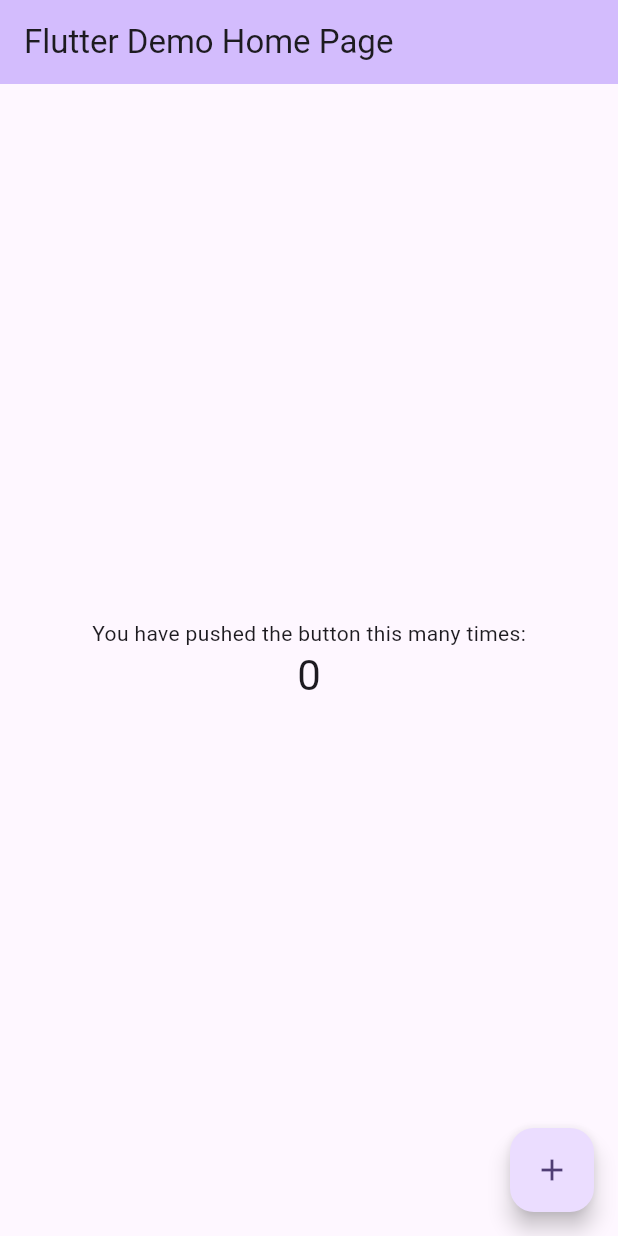
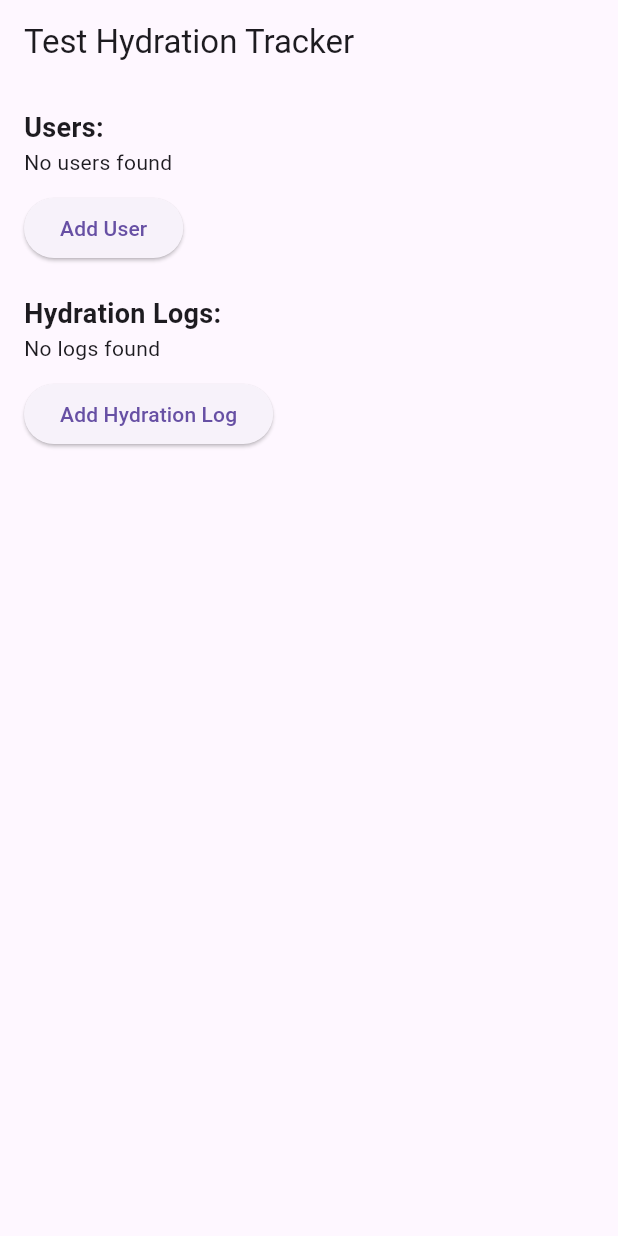
Before and after one commit to rizaldinata/hydrate, a Flutter app: the screen it shows after launch, on a phone screen of 412 x 824 dp. Run offline on Flutter 3.47's test engine with Material 3 defaults, Android fonts, the phone set to English and light mode, and no system bars; our stand-ins replace sqflite; accounts and stored records are empty.

Commit message:
create database, add logic, add model

```diff
--- /dev/null
+++ b/lib/database/database_helper.dart
@@ -0,0 +1,100 @@
+import 'package:sqflite/sqflite.dart';
+import 'package:path/path.dart';
+import '../models/user_model.dart';
+import '../models/user_profile_model.dart';
+import '../models/hydration_target_model.dart';
+import '../models/hydration_log_model.dart';
+
+class DatabaseHelper {
+  static final DatabaseHelper _instance = DatabaseHelper._internal();
+  static Database? _database;
+
+  factory DatabaseHelper() => _instance;
+
+  DatabaseHelper._internal();
+
+  Future<Database> get database async {
+    if (_database != null) return _database!;
+    _database = await _initDatabase();
+    return _database!;
+  }
+
+  Future<Database> _initDatabase() async {
+    final path = join(await getDatabasesPath(), 'hydration.db');
+    return await openDatabase(
+      path,
+      version: 1,
+      onCreate: (db, version) async {
+        await db.execute('''
+          CREATE TABLE users (
+            id INTEGER PRIMARY KEY AUTOINCREMENT,
+            name TEXT NOT NULL
+          )
+        ''');
+
+        await db.execute('''
+          CREATE TABLE user_profiles (
+            id INTEGER PRIMARY KEY AUTOINCREMENT,
+            user_id INTEGER NOT NULL,
+            gender TEXT NOT NULL,
+            weight REAL NOT NULL,
+            FOREIGN KEY (user_id) REFERENCES users (id) ON DELETE CASCADE
+          )
+        ''');
+
+        await db.execute('''
+          CREATE TABLE hydration_targets (
+            id INTEGER PRIMARY KEY AUTOINCREMENT,
+            user_id INTEGER NOT NULL,
+            target REAL NOT NULL,
+            date TEXT NOT NULL,
+            FOREIGN KEY (user_id) REFERENCES users (id) ON DELETE CASCADE
+          )
+        ''');
+
+        await db.execute('''
+          CREATE TABLE hydration_logs (
+            id INTEGER PRIMARY KEY AUTOINCREMENT,
+            user_id INTEGER NOT NULL,
+            amount REAL NOT NULL,
+            timestamp TEXT NOT NULL,
+            FOREIGN KEY (user_id) REFERENCES users (id) ON DELETE CASCADE
+          )
+        ''');
+      },
+    );
+  }
+
+  Future<int> insertUser(User user) async {
+    final db = await database;
+    int result = await db.insert('users', user.toMap());
+    print("User berhasil ditambahkan dengan ID: $result");
+    return result;
+  }
+
+  Future<int> insertUserProfile(UserProfile profile) async {
+    final db = await database;
+    return await db.insert('user_profiles', profile.toMap());
+  }
+
+  Future<int> insertHydrationTarget(HydrationTarget target) async {
+    final db = await database;
+    return await db.insert('hydration_targets', target.toMap());
+  }
+
+  Future<int> insertHydrationLog(HydrationLog log) async {
+    final db = await database;
+    return await db.insert('hydration_logs', log.toMap());
+  }
+
+  Future<List<HydrationLog>> getHydrationLogs(int userId) async {
+    final db = await database;
+    final List<Map<String, dynamic>> maps = await db.query(
+      'hydration_logs',
+      where: 'user_id = ?',
+      whereArgs: [userId],
+      orderBy: 'timestamp DESC',
+    );
+    return maps.map((map) => HydrationLog.fromMap(map)).toList();
+  }
+}
--- a/lib/main.dart
+++ b/lib/main.dart
@@ -1,109 +1,18 @@
 import 'package:flutter/material.dart';
+import 'test_screen.dart';
 
-void main() {
-  runApp(const MyApp());
+void main() async {
+  WidgetsFlutterBinding.ensureInitialized();
+  runApp(MyApp());
 }
 
 class MyApp extends StatelessWidget {
-  const MyApp({super.key});
-
-  // This widget is the root of your application.
   @override
   Widget build(BuildContext context) {
     return MaterialApp(
-      title: 'Flutter Demo',
-      theme: ThemeData(
-
-        colorScheme: ColorScheme.fromSeed(seedColor: Colors.deepPurple),
-        useMaterial3: true,
-      ),
-      home: const MyHomePage(title: 'Flutter Demo Home Page'),
+      debugShowCheckedModeBanner: false,
+      title: 'SQLite Hydration Tracker',
+      home: TestScreen(),
     );
   }
 }
-
-class MyHomePage extends StatefulWidget {
-  const MyHomePage({super.key, required this.title});
-
-  // This widget is the home page of your application. It is stateful, meaning
-  // that it has a State object (defined below) that contains fields that affect
-  // how it looks.
-
-  // This class is the configuration for the state. It holds the values (in this
-  // case the title) provided by the parent (in this case the App widget) and
-  // used by the build method of the State. Fields in a Widget subclass are
-  // always marked "final".
-
-  final String title;
-
-  @override
-  State<MyHomePage> createState() => _MyHomePageState();
-}
-
-class _MyHomePageState extends State<MyHomePage> {
-  int _counter = 0;
-
-  void _incrementCounter() {
-    setState(() {
-      // This call to setState tells the Flutter framework that something has
-      // changed in this State, which causes it to rerun the build method below
-      // so that the display can reflect the updated values. If we changed // called again, and so nothing would appear to happen.
-      _counter++;
-    });
-  }
-
-  @override
-  Widget build(BuildContext context) {
-    // This method is rerun every time setState is called, for instance as done
-    // by the _incrementCounter method above.
-    //
-    // The Flutter framework has been optimized to make rerunning build methods
-    // fast, so that you can just rebuild anything that needs updating rather
-    // than having to individually change instances of widgets.
-    return Scaffold(
-      appBar: AppBar(
-        // TRY THIS: Try changing the color here to a specific color (to
-        // Colors.amber, perhaps?) and trigger a hot reload to see the AppBar
-        // change color while the other colors stay the same.
-        backgroundColor: Theme.of(context).colorScheme.inversePrimary,
-        // Here we take the value from the MyHomePage object that was created by
-        // the App.build method, and use it to set our appbar title.
-        title: Text(widget.title),
-      ),
-      body: Center(
-        // Center is a layout widget. It takes a single child and positions it
-        // in the middle of the parent.
-        child: Column(
-          // Column is also a layout widget. It takes a list of children and
-          // arranges them vertically. By default, it sizes itself to fit its
-          // children horizontally, and tries to be as tall as its parent.
-          //
-          // Column has various properties to control how it sizes itself and
-          // how it positions its children. Here we use mainAxisAlignment to
-          // center the children vertically; the main axis here is the vertical
-          // axis because Columns are vertical (the cross axis would be
-          // horizontal).
-          //
-          // TRY THIS: Invoke "debug painting" (choose the "Toggle Debug Paint"
-          // action in the IDE, or press "p" in the console), to see the
-          // wireframe for each widget.
-          mainAxisAlignment: MainAxisAlignment.center,
-          children: <Widget>[
-            const Text(
-              'You have pushed the button this many times:',
-            ),
-            Text(
-              '$_counter',
-              style: Theme.of(context).textTheme.headlineMedium,
-            ),
-          ],
-        ),
-      ),
-      floatingActionButton: FloatingActionButton(
-        onPressed: _incrementCounter,
-        tooltip: 'Increment',
-        child: const Icon(Icons.add),
-      ), // This trailing comma makes auto-formatting nicer for build methods.
-    );
-  }
-}
--- /dev/null
+++ b/lib/models/hydration_log_model.dart
@@ -0,0 +1,27 @@
+class HydrationLog {
+  int? id;
+  int userId;
+  double amount;
+  String timestamp;
+
+  HydrationLog({
+    this.id,
+    required this.userId,
+    required this.amount,
+    required this.timestamp,
+  });
+
+  factory HydrationLog.fromMap(Map<String, dynamic> map) => HydrationLog(
+        id: map['id'],
+        userId: map['user_id'],
+        amount: map['amount'],
+        timestamp: map['timestamp'],
+      );
+
+  Map<String, dynamic> toMap() => {
+        'id': id,
+        'user_id': userId,
+        'amount': amount,
+        'timestamp': timestamp,
+      };
+}
--- /dev/null
+++ b/lib/models/hydration_target_model.dart
@@ -0,0 +1,27 @@
+class HydrationTarget {
+  int id;
+  int userId;
+  double target;
+  String date;
+
+  HydrationTarget({
+    required this.id,
+    required this.userId,
+    required this.target,
+    required this.date,
+  });
+
+  factory HydrationTarget.fromMap(Map<String, dynamic> map) => HydrationTarget(
+        id: map['id'],
+        userId: map['user_id'],
+        target: map['target'],
+        date: map['date'],
+      );
+
+  Map<String, dynamic> toMap() => {
+        'id': id,
+        'user_id': userId,
+        'target': target,
+        'date': date,
+      };
+}
--- /dev/null
+++ b/lib/models/user_model.dart
@@ -0,0 +1,16 @@
+class User {
+  int? id;
+  String name;
+
+  User({this.id, required this.name});
+
+  factory User.fromMap(Map<String, dynamic> map) => User(
+        id: map['id'],
+        name: map['name'],
+      );
+
+  Map<String, dynamic> toMap() => {
+        'id': id,
+        'name': name,
+      };
+}
--- /dev/null
+++ b/lib/models/user_profile_model.dart
@@ -0,0 +1,27 @@
+class UserProfile {
+  int id;
+  int userId;
+  String gender;
+  double weight;
+
+  UserProfile({
+    required this.id,
+    required this.userId,
+    required this.gender,
+    required this.weight,
+  });
+
+  factory UserProfile.fromMap(Map<String, dynamic> map) => UserProfile(
+        id: map['id'],
+        userId: map['user_id'],
+        gender: map['gender'],
+        weight: map['weight'],
+      );
+
+  Map<String, dynamic> toMap() => {
+        'id': id,
+        'user_id': userId,
+        'gender': gender,
+        'weight': weight,
+      };
+}
--- /dev/null
+++ b/lib/test_screen.dart
@@ -0,0 +1,112 @@
+import 'package:flutter/material.dart';
+import 'database/database_helper.dart';
+import 'models/user_model.dart';
+import 'models/hydration_log_model.dart';
+
+class TestScreen extends StatefulWidget {
+  @override
+  _TestScreenState createState() => _TestScreenState();
+}
+
+class _TestScreenState extends State<TestScreen> {
+  final dbHelper = DatabaseHelper();
+  List<User> users = [];
+  List<HydrationLog> logs = [];
+  int? selectedUserId;
+
+  @override
+  void initState() {
+    super.initState();
+    _loadUsers();
+  }
+
+  Future<void> _loadUsers() async {
+    final db = await dbHelper.database;
+    final List<Map<String, dynamic>> result = await db.query('users');
+    setState(() {
+      users = result.map((e) => User.fromMap(e)).toList();
+      if (users.isNotEmpty) selectedUserId = users.first.id;
+    });
+  }
+
+  Future<void> _insertUser() async {
+    await dbHelper.insertUser(User(name: "User ${users.length + 1}"));
+    _loadUsers();
+  }
+
+  Future<void> _insertHydrationLog() async {
+    if (selectedUserId == null) return;
+    HydrationLog log = HydrationLog(
+      userId: selectedUserId!,
+      amount: 250.0,
+      timestamp: DateTime.now().toIso8601String(),
+    );
+    await dbHelper.insertHydrationLog(log);
+    _loadHydrationLogs();
+  }
+
+  Future<void> _loadHydrationLogs() async {
+    if (selectedUserId == null) return;
+    List<HydrationLog> logsList =
+        await dbHelper.getHydrationLogs(selectedUserId!);
+    setState(() {
+      logs = logsList;
+    });
+  }
+
+  @override
+  Widget build(BuildContext context) {
+    return Scaffold(
+      appBar: AppBar(title: Text("Test Hydration Tracker")),
+      body: Padding(
+        padding: const EdgeInsets.all(16.0),
+        child: Column(
+          crossAxisAlignment: CrossAxisAlignment.start,
+          children: [
+            Text("Users:",
+                style: TextStyle(fontSize: 18, fontWeight: FontWeight.bold)),
+            users.isEmpty
+                ? Text("No users found")
+                : DropdownButton<int>(
+                    value: selectedUserId,
+                    onChanged: (value) {
+                      setState(() {
+                        selectedUserId = value;
+                      });
+                      _loadHydrationLogs();
+                    },
+                    items: users.map((user) {
+                      return DropdownMenuItem<int>(
+                        value: user.id,
+                        child: Text(user.name),
+                      );
+                    }).toList(),
+                  ),
+            SizedBox(height: 10),
+            ElevatedButton(onPressed: _insertUser, child: Text("Add User")),
+            SizedBox(height: 20),
+            Text("Hydration Logs:",
+                style: TextStyle(fontSize: 18, fontWeight: FontWeight.bold)),
+            logs.isEmpty
+                ? Text("No logs found")
+                : Expanded(
+                    child: ListView.builder(
+                      itemCount: logs.length,
+                      itemBuilder: (context, index) {
+                        return ListTile(
+                          title: Text("${logs[index].amount} ml"),
+                          subtitle: Text(logs[index].timestamp),
+                        );
+                      },
+                    ),
+                  ),
+            SizedBox(height: 10),
+            ElevatedButton(
+                onPressed: _insertHydrationLog,
+                child: Text("Add Hydration Log")),
+          ],
+        ),
+      ),
+    );
+  }
+}
```
Also changed, not shown: pubspec.yaml (+4 -3 lines), pubspec.lock, 253 other files.
